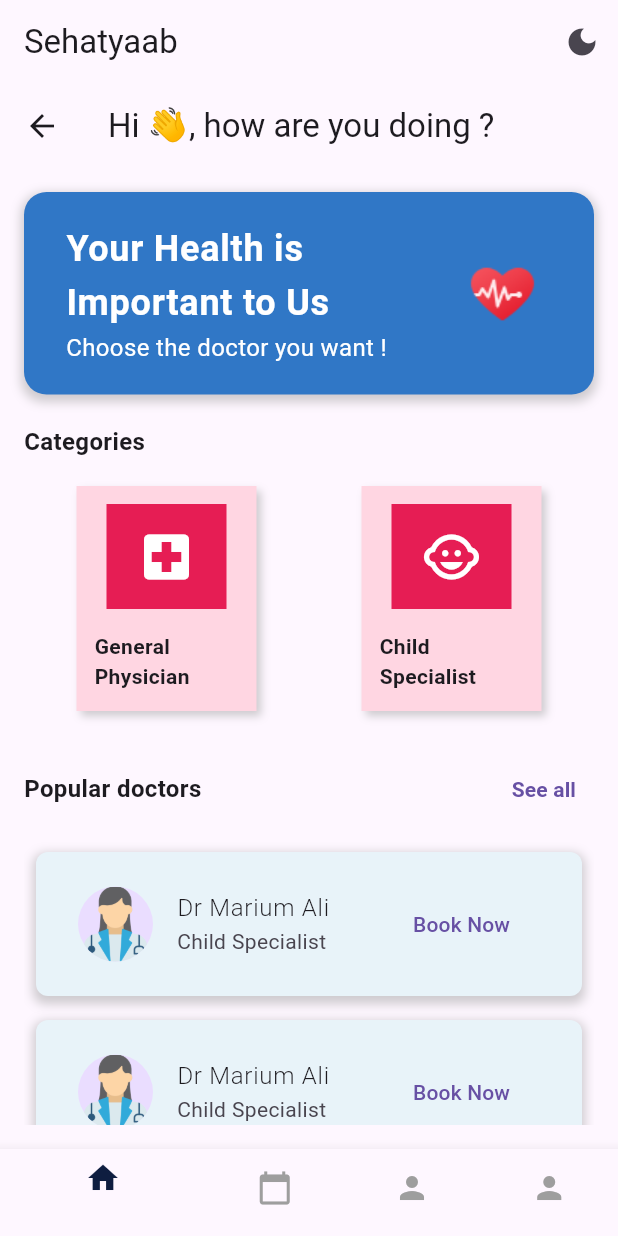
After one commit to ummeabiha/Sehatyaab, a Flutter app: the PatientHomeScreen screen opened by its route, after a tap on "See all", on a phone screen of 412 x 824 dp. The commit adds this screen. Run offline on Flutter 3.47's test engine with Material 3 defaults, Android fonts, the phone set to English and light mode, and no system bars; our stand-ins replace cloud_firestore, firebase_auth, firebase_core; accounts and stored records are empty.

Commit message:
Added the landing page for the patient panel

```diff
--- a/lib/constants.dart
+++ b/lib/constants.dart
@@ -4,5 +4,7 @@ const kPrimaryColor = Color(0xFF3077c6);
 const kPrimaryLightColor = Color(0xFFe8f3f9);
 const darkBlue = Color(0xFF9bc4fb);
 const navyBlue = Color(0xFF0e1d40);
+const pink = Color(0xFFe61d54);
+const lightPink = Color(0xFFFFD6E2);
 
 const double defaultPadding = 16.0;
--- a/lib/routes/app_routes.dart
+++ b/lib/routes/app_routes.dart
@@ -6,9 +6,11 @@ import '../screens/home_screen.dart';
 import '../../services/firestore_service.dart';
 import '../../models/patient.dart';
 import 'package:sehatyaab/Screens/Welcome/welcome_screen.dart';
+import 'package:sehatyaab/screens/PatientPanel/patient_hs.dart';
 
 class AppRoutes {
   static const String welcome = '/welcome';
+  static const String patienthp = '/patienthp';
   static const String home = '/';
   static const String patientForm = '/patientForm';
   static const String patientMedicalInfoForm = '/patientMedicalInfoForm';
@@ -16,6 +18,7 @@ class AppRoutes {
 
   static final Map<String, WidgetBuilder> routes = {
     welcome: (context) => const WelcomeScreen(),
+    patienthp: (context) => const PatientHomeScreen(),
     home: (context) => const HomeScreen(),
     patientForm: (context) => const PatientForm(),
     patientMedicalInfoForm: (context) => const PatientMedicalInfoForm(
--- a/lib/screens/Login/components/login_form.dart
+++ b/lib/screens/Login/components/login_form.dart
@@ -3,7 +3,7 @@ import 'package:firebase_auth/firebase_auth.dart';
 import '../../../components/already_have_an_account_acheck.dart';
 import '../../../constants.dart';
 import '../../Signup/signup_screen.dart';
-import '../../home_screen.dart';
+import '../../PatientPanel/patient_hs.dart';
 
 class LoginForm extends StatefulWidget {
   const LoginForm({Key? key}) : super(key: key);
@@ -48,7 +48,8 @@ class _LoginFormState extends State<LoginForm> {
           password: _passwordController.text,
         );
         Navigator.pushReplacement(
-          context, MaterialPageRoute(builder: (context) => const HomeScreen()),
+          context,
+          MaterialPageRoute(builder: (context) => const PatientHomeScreen()),
         );
       } on FirebaseAuthException catch (e) {
         ScaffoldMessenger.of(context).showSnackBar(
--- /dev/null
+++ b/lib/screens/PatientPanel/patient_hs.dart
@@ -0,0 +1,208 @@
+import 'package:flutter/material.dart';
+import 'package:sehatyaab/widgets/PatientPanel/custom_bottom_navbar.dart';
+import 'package:sehatyaab/constants.dart';
+import 'package:sehatyaab/routes/app_routes.dart';
+
+class PatientHomeScreen extends StatefulWidget {
+  const PatientHomeScreen({Key? key}) : super(key: key);
+
+  @override
+  _PatientHomeScreenState createState() => _PatientHomeScreenState();
+}
+
+class _PatientHomeScreenState extends State<PatientHomeScreen> {
+  void _onBottomNavTap(int index) {
+    switch (index) {
+      case 0:
+        Navigator.pushReplacementNamed(context, AppRoutes.patienthp);
+        break;
+      case 1:
+        Navigator.pushReplacementNamed(context, '/appointments');
+        break;
+      case 2:
+        Navigator.pushReplacementNamed(context, '/doctor');
+        break;
+      case 3:
+        Navigator.pushReplacementNamed(context, '/profile');
+        break;
+    }
+  }
+
+  @override
+  Widget build(BuildContext context) {
+    return Scaffold(
+      appBar: AppBar(
+        title: Text('Hi 👋, how are you doing ?'),
+      ),
+      body: Padding(
+        padding: const EdgeInsets.all(16.0),
+        child: Column(
+          crossAxisAlignment: CrossAxisAlignment.start,
+          children: [
+            Container(
+              padding: EdgeInsets.all(12.0),
+              decoration: BoxDecoration(
+                  color: kPrimaryColor,
+                  borderRadius: BorderRadius.circular(15.0),
+                  boxShadow: [
+                    BoxShadow(
+                      color: Colors.grey.withOpacity(0.5),
+                      spreadRadius: 2,
+                      blurRadius: 5,
+                      offset: Offset(0, 3),
+                    )
+                  ]),
+              child: ListTile(
+                title: Text(
+                  "Your Health is Important to Us",
+                  style: TextStyle(
+                    color: Colors.white,
+                    fontSize: 24,
+                    fontWeight: FontWeight.w700,
+                  ),
+                ),
+                subtitle: Text("Choose the doctor you want !",
+                    style: TextStyle(
+                      color: Colors.white,
+                      fontSize: 16,
+                    )),
+                trailing: Image(
+                  image: AssetImage('assets/images/hearPulse.png'),
+                  width: 50,
+                ),
+              ),
+            ),
+            SizedBox(height: 20),
+            Text(
+              'Categories',
+              style: TextStyle(fontWeight: FontWeight.bold, fontSize: 16),
+            ),
+            SizedBox(height: 10),
+            Row(
+              mainAxisAlignment: MainAxisAlignment.spaceAround,
+              children: [
+                CategoryCard(
+                  icon: Icons.local_hospital,
+                  label: 'General Physician',
+                ),
+                CategoryCard(
+                  icon: Icons.child_care_outlined,
+                  label: 'Child Specialist',
+                ),
+              ],
+            ),
+            SizedBox(height: 20),
+            Row(
+              mainAxisAlignment: MainAxisAlignment.spaceBetween,
+              children: [
+                Text(
+                  'Popular doctors',
+                  style: TextStyle(fontWeight: FontWeight.bold, fontSize: 16),
+                ),
+                TextButton(
+                  onPressed: () {
+                    // Navigate to a screen to view all doctors
+                  },
+                  child: Text(
+                    'See all',
+                    style: TextStyle(fontWeight: FontWeight.bold),
+                  ),
+                ),
+              ],
+            ),
+            SizedBox(height: 10),
+            Expanded(
+              child: ListView.builder(
+                itemCount: 3,
+                itemBuilder: (context, index) {
+                  return Container(
+                    padding: EdgeInsets.all(12.0),
+                    margin: EdgeInsets.all(8.0),
+                    decoration: BoxDecoration(
+                        color: kPrimaryLightColor,
+                        borderRadius: BorderRadius.circular(8.0),
+                        boxShadow: [
+                          BoxShadow(
+                            color: Colors.grey.withOpacity(0.5),
+                            spreadRadius: 2,
+                            blurRadius: 5,
+                            offset: Offset(0, 3),
+                          )
+                        ]),
+                    child: ListTile(
+                      leading: CircleAvatar(
+                        radius: 25,
+                        backgroundImage: AssetImage('assets/images/female.png'),
+                      ),
+                      title: Text(
+                        "Dr Marium Ali",
+                        style: TextStyle(fontWeight: FontWeight.w300),
+                      ),
+                      subtitle: Text("Child Specialist"),
+                      trailing: TextButton(
+                        onPressed: () {},
+                        child: Text("Book Now"),
+                      ),
+                    ),
+                  );
+                },
+              ),
+            ),
+          ],
+        ),
+      ),
+      bottomNavigationBar: CustomBottomNavBar(
+        currentIndex: 0, // Highlight the home screen
+        onTap: _onBottomNavTap,
+      ),
+    );
+  }
+}
+
+class CategoryCard extends StatelessWidget {
+  final IconData icon;
+  final String label;
+
+  const CategoryCard({
+    required this.icon,
+    required this.label,
+  });
+
+  @override
+  Widget build(BuildContext context) {
+    return Container(
+      height: 150,
+      width: 120,
+      margin: EdgeInsets.all(8.0),
+      padding: EdgeInsets.all(12.0),
+      decoration: BoxDecoration(color: lightPink, boxShadow: [
+        BoxShadow(
+          color: Colors.grey.withOpacity(0.5),
+          blurRadius: 4.0,
+          spreadRadius: 0.0,
+          offset: Offset(3, 3),
+        ),
+      ]),
+      child: Column(
+        crossAxisAlignment: CrossAxisAlignment.center,
+        children: [
+          Container(
+            child: Icon(
+              icon,
+              color: Colors.white,
+              size: 40,
+            ),
+            width: 80,
+            height: 70,
+            color: pink,
+          ),
+          SizedBox(height: 15),
+          Text(
+            label,
+            style: TextStyle(fontWeight: FontWeight.w700),
+          )
+        ],
+      ),
+    );
+  }
+}
--- a/lib/services/firestore_service.dart
+++ b/lib/services/firestore_service.dart
@@ -1,5 +1,6 @@
 import 'package:cloud_firestore/cloud_firestore.dart';
 import '../models/base_model.dart';
+import '../models/doctor.dart';
 
 class FirestoreService<T extends BaseModel> {
   final CollectionReference _collection;
--- /dev/null
+++ b/lib/widgets/PatientPanel/custom_bottom_navbar.dart
@@ -0,0 +1,44 @@
+import 'package:flutter/material.dart';
+import 'package:sehatyaab/constants.dart';
+
+class CustomBottomNavBar extends StatelessWidget {
+  final int currentIndex;
+  final Function(int) onTap;
+
+  const CustomBottomNavBar({
+    required this.currentIndex,
+    required this.onTap,
+  });
+
+  @override
+  Widget build(BuildContext context) {
+    return BottomNavigationBar(
+      currentIndex: currentIndex,
+      onTap: (index) {
+        onTap(index);
+      },
+      items: [
+        BottomNavigationBarItem(
+          icon: Icon(Icons.home,
+              color: currentIndex == 0 ? navyBlue : Colors.grey),
+          label: 'Home',
+        ),
+        BottomNavigationBarItem(
+          icon: Icon(Icons.calendar_today,
+              color: currentIndex == 1 ? navyBlue : Colors.grey),
+          label: 'Appointments',
+        ),
+        BottomNavigationBarItem(
+          icon: Icon(Icons.person,
+              color: currentIndex == 2 ? navyBlue : Colors.grey),
+          label: 'Doctors',
+        ),
+        BottomNavigationBarItem(
+          icon: Icon(Icons.person,
+              color: currentIndex == 3 ? navyBlue : Colors.grey),
+          label: 'Profile',
+        ),
+      ],
+    );
+  }
+}
```
Also changed, not shown: assets/images/female.png (added), assets/images/hearPulse.png (added), assets/images/male.png (added), lib/screens/PatientPanel/patient_display_app.dart (added).
